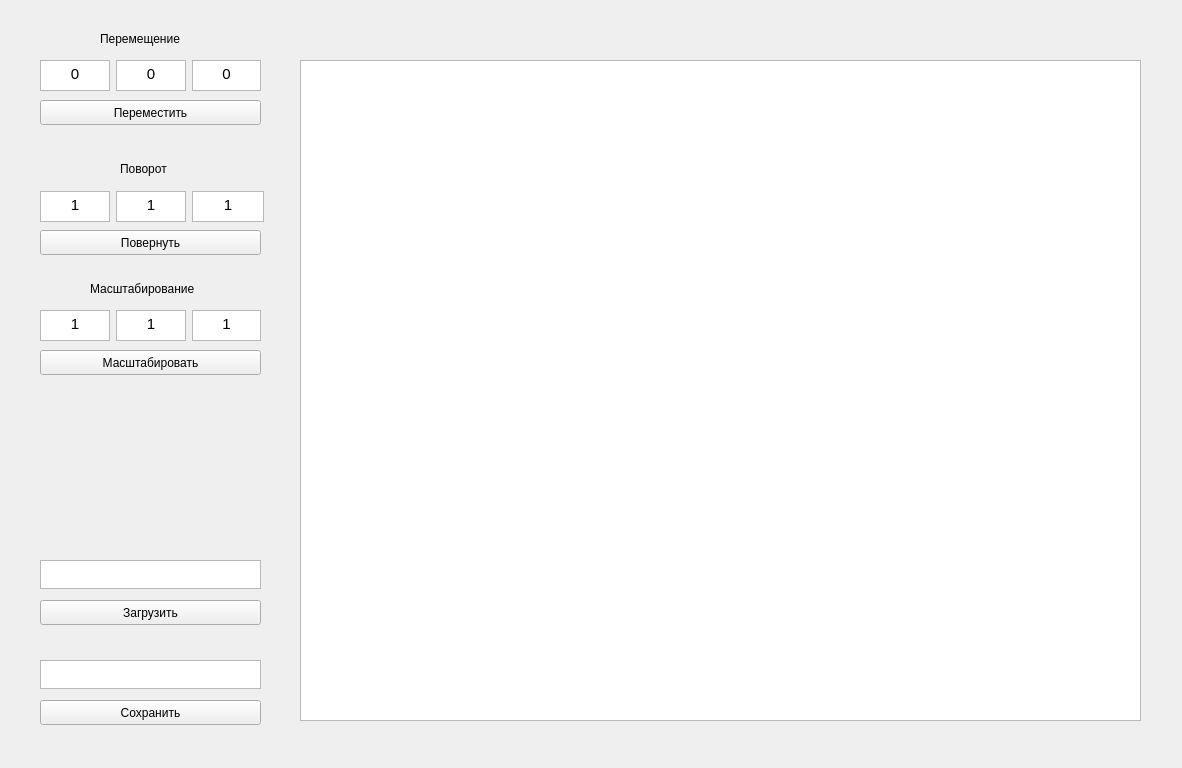
Old version of the form lab_01/mainwindow.ui in the repository Pangolierchick/IU7-OOP.
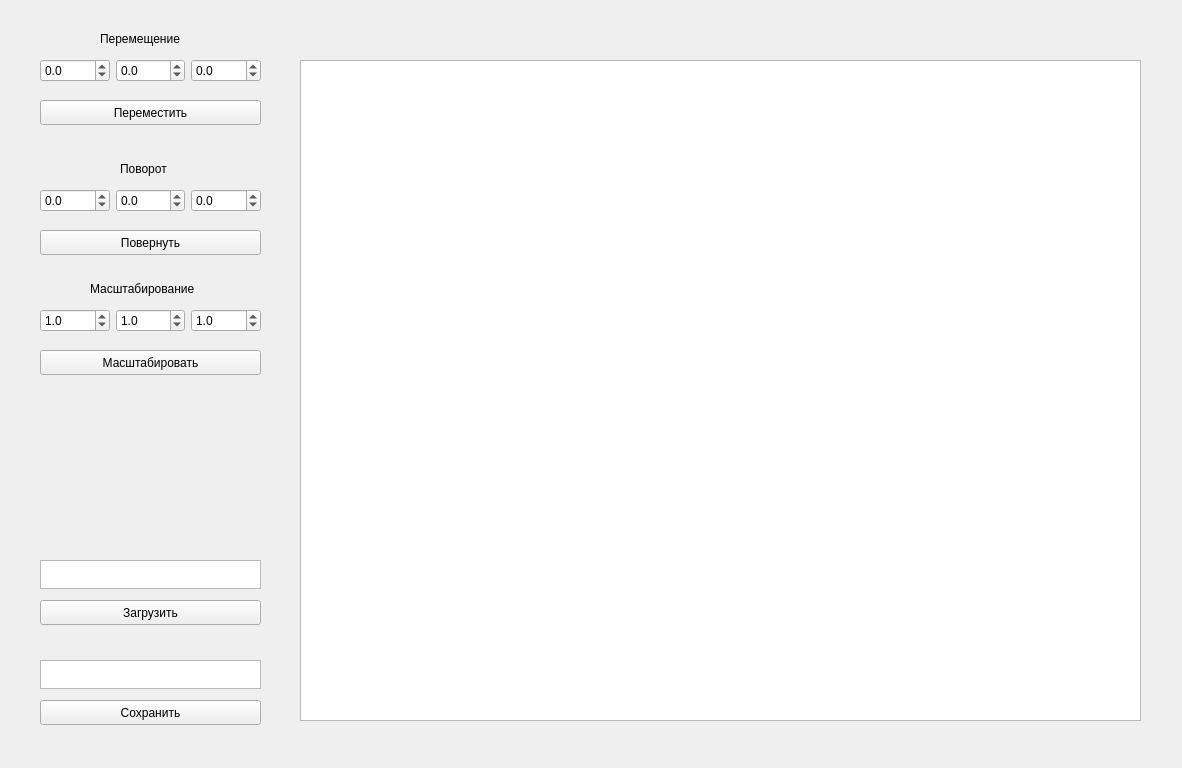
New version of the form.

```diff
--- a/lab_01/mainwindow.ui
+++ b/lab_01/mainwindow.ui
@@ -17,57 +17,6 @@
    <enum>QTabWidget::Rounded</enum>
   </property>
   <widget class="QWidget" name="centralwidget">
-   <widget class="QWidget" name="horizontalLayoutWidget">
-    <property name="geometry">
-     <rect>
-      <x>40</x>
-      <y>60</y>
-      <width>221</width>
-      <height>31</height>
-     </rect>
-    </property>
-    <layout class="QHBoxLayout" name="horizontalLayout">
-     <property name="sizeConstraint">
-      <enum>QLayout::SetDefaultConstraint</enum>
-     </property>
-     <item>
-      <widget class="QTextEdit" name="movexEdit">
-       <property name="frameShadow">
-        <enum>QFrame::Sunken</enum>
-       </property>
-       <property name="html">
-        <string>&lt;!DOCTYPE HTML PUBLIC &quot;-//W3C//DTD HTML 4.0//EN&quot; &quot;http://www.w3.org/TR/REC-html40/strict.dtd&quot;&gt;
-&lt;html&gt;&lt;head&gt;&lt;meta name=&quot;qrichtext&quot; content=&quot;1&quot; /&gt;&lt;style type=&quot;text/css&quot;&gt;
-p, li { white-space: pre-wrap; }
-&lt;/style&gt;&lt;/head&gt;&lt;body style=&quot; font-family:'Ubuntu'; font-size:11pt; font-weight:400; font-style:normal;&quot;&gt;
-&lt;p align=&quot;center&quot; style=&quot; margin-top:0px; margin-bottom:0px; margin-left:0px; margin-right:0px; -qt-block-indent:0; text-indent:0px;&quot;&gt;0&lt;/p&gt;&lt;/body&gt;&lt;/html&gt;</string>
-       </property>
-      </widget>
-     </item>
-     <item>
-      <widget class="QTextEdit" name="moveyEdit">
-       <property name="html">
-        <string>&lt;!DOCTYPE HTML PUBLIC &quot;-//W3C//DTD HTML 4.0//EN&quot; &quot;http://www.w3.org/TR/REC-html40/strict.dtd&quot;&gt;
-&lt;html&gt;&lt;head&gt;&lt;meta name=&quot;qrichtext&quot; content=&quot;1&quot; /&gt;&lt;style type=&quot;text/css&quot;&gt;
-p, li { white-space: pre-wrap; }
-&lt;/style&gt;&lt;/head&gt;&lt;body style=&quot; font-family:'Ubuntu'; font-size:11pt; font-weight:400; font-style:normal;&quot;&gt;
-&lt;p align=&quot;center&quot; style=&quot; margin-top:0px; margin-bottom:0px; margin-left:0px; margin-right:0px; -qt-block-indent:0; text-indent:0px;&quot;&gt;0&lt;/p&gt;&lt;/body&gt;&lt;/html&gt;</string>
-       </property>
-      </widget>
-     </item>
-     <item>
-      <widget class="QTextEdit" name="movezEdit">
-       <property name="html">
-        <string>&lt;!DOCTYPE HTML PUBLIC &quot;-//W3C//DTD HTML 4.0//EN&quot; &quot;http://www.w3.org/TR/REC-html40/strict.dtd&quot;&gt;
-&lt;html&gt;&lt;head&gt;&lt;meta name=&quot;qrichtext&quot; content=&quot;1&quot; /&gt;&lt;style type=&quot;text/css&quot;&gt;
-p, li { white-space: pre-wrap; }
-&lt;/style&gt;&lt;/head&gt;&lt;body style=&quot; font-family:'Ubuntu'; font-size:11pt; font-weight:400; font-style:normal;&quot;&gt;
-&lt;p align=&quot;center&quot; style=&quot; margin-top:0px; margin-bottom:0px; margin-left:0px; margin-right:0px; -qt-block-indent:0; text-indent:0px;&quot;&gt;0&lt;/p&gt;&lt;/body&gt;&lt;/html&gt;</string>
-       </property>
-      </widget>
-     </item>
-    </layout>
-   </widget>
    <widget class="QLabel" name="label">
     <property name="geometry">
      <rect>
@@ -132,12 +81,12 @@
     <property name="geometry">
      <rect>
       <x>40</x>
-      <y>310</y>
+      <y>300</y>
       <width>221</width>
-      <height>31</height>
+      <height>41</height>
      </rect>
     </property>
-    <layout class="QHBoxLayout" name="horizontalLayout_4" stretch="1,1,0">
+    <layout class="QHBoxLayout" name="horizontalLayout_4" stretch="0,0,0">
      <property name="sizeConstraint">
       <enum>QLayout::SetDefaultConstraint</enum>
      </property>
@@ -145,35 +94,41 @@
       <number>0</number>
      </property>
      <item>
-      <widget class="QTextEdit" name="scalexEdit">
-       <property name="html">
-        <string>&lt;!DOCTYPE HTML PUBLIC &quot;-//W3C//DTD HTML 4.0//EN&quot; &quot;http://www.w3.org/TR/REC-html40/strict.dtd&quot;&gt;
-&lt;html&gt;&lt;head&gt;&lt;meta name=&quot;qrichtext&quot; content=&quot;1&quot; /&gt;&lt;style type=&quot;text/css&quot;&gt;
-p, li { white-space: pre-wrap; }
-&lt;/style&gt;&lt;/head&gt;&lt;body style=&quot; font-family:'Ubuntu'; font-size:11pt; font-weight:400; font-style:normal;&quot;&gt;
-&lt;p align=&quot;center&quot; style=&quot; margin-top:0px; margin-bottom:0px; margin-left:0px; margin-right:0px; -qt-block-indent:0; text-indent:0px;&quot;&gt;1&lt;/p&gt;&lt;/body&gt;&lt;/html&gt;</string>
+      <widget class="QDoubleSpinBox" name="scale_x_box">
+       <property name="decimals">
+        <number>1</number>
        </property>
+       <property name="minimum">
+        <double>-100.000000000000000</double>
+       </property>
+       <property name="value">
+        <double>1.000000000000000</double>
+       </property>
       </widget>
      </item>
      <item>
-      <widget class="QTextEdit" name="scaleyEdit">
-       <property name="html">
-        <string>&lt;!DOCTYPE HTML PUBLIC &quot;-//W3C//DTD HTML 4.0//EN&quot; &quot;http://www.w3.org/TR/REC-html40/strict.dtd&quot;&gt;
-&lt;html&gt;&lt;head&gt;&lt;meta name=&quot;qrichtext&quot; content=&quot;1&quot; /&gt;&lt;style type=&quot;text/css&quot;&gt;
-p, li { white-space: pre-wrap; }
-&lt;/style&gt;&lt;/head&gt;&lt;body style=&quot; font-family:'Ubuntu'; font-size:11pt; font-weight:400; font-style:normal;&quot;&gt;
-&lt;p align=&quot;center&quot; style=&quot; margin-top:0px; margin-bottom:0px; margin-left:0px; margin-right:0px; -qt-block-indent:0; text-indent:0px;&quot;&gt;1&lt;/p&gt;&lt;/body&gt;&lt;/html&gt;</string>
+      <widget class="QDoubleSpinBox" name="scale_y_box">
+       <property name="decimals">
+        <number>1</number>
        </property>
+       <property name="minimum">
+        <double>-100.000000000000000</double>
+       </property>
+       <property name="value">
+        <double>1.000000000000000</double>
+       </property>
       </widget>
      </item>
      <item>
-      <widget class="QTextEdit" name="scalezEdit">
-       <property name="html">
-        <string>&lt;!DOCTYPE HTML PUBLIC &quot;-//W3C//DTD HTML 4.0//EN&quot; &quot;http://www.w3.org/TR/REC-html40/strict.dtd&quot;&gt;
-&lt;html&gt;&lt;head&gt;&lt;meta name=&quot;qrichtext&quot; content=&quot;1&quot; /&gt;&lt;style type=&quot;text/css&quot;&gt;
-p, li { white-space: pre-wrap; }
-&lt;/style&gt;&lt;/head&gt;&lt;body style=&quot; font-family:'Ubuntu'; font-size:11pt; font-weight:400; font-style:normal;&quot;&gt;
-&lt;p align=&quot;center&quot; style=&quot; margin-top:0px; margin-bottom:0px; margin-left:0px; margin-right:0px; -qt-block-indent:0; text-indent:0px;&quot;&gt;1&lt;/p&gt;&lt;/body&gt;&lt;/html&gt;</string>
+      <widget class="QDoubleSpinBox" name="scale_z_box">
+       <property name="decimals">
+        <number>1</number>
+       </property>
+       <property name="minimum">
+        <double>-100.000000000000000</double>
+       </property>
+       <property name="value">
+        <double>1.000000000000000</double>
        </property>
       </widget>
      </item>
@@ -307,12 +262,12 @@
     <property name="geometry">
      <rect>
       <x>40</x>
-      <y>191</y>
-      <width>224</width>
-      <height>31</height>
+      <y>180</y>
+      <width>221</width>
+      <height>41</height>
      </rect>
     </property>
-    <layout class="QHBoxLayout" name="horizontalLayout_5" stretch="1,1,0">
+    <layout class="QHBoxLayout" name="horizontalLayout_7" stretch="0,0,0">
      <property name="sizeConstraint">
       <enum>QLayout::SetDefaultConstraint</enum>
      </property>
@@ -320,35 +275,89 @@
       <number>0</number>
      </property>
      <item>
-      <widget class="QTextEdit" name="rotatexEdit">
-       <property name="html">
-        <string>&lt;!DOCTYPE HTML PUBLIC &quot;-//W3C//DTD HTML 4.0//EN&quot; &quot;http://www.w3.org/TR/REC-html40/strict.dtd&quot;&gt;
-&lt;html&gt;&lt;head&gt;&lt;meta name=&quot;qrichtext&quot; content=&quot;1&quot; /&gt;&lt;style type=&quot;text/css&quot;&gt;
-p, li { white-space: pre-wrap; }
-&lt;/style&gt;&lt;/head&gt;&lt;body style=&quot; font-family:'Ubuntu'; font-size:11pt; font-weight:400; font-style:normal;&quot;&gt;
-&lt;p align=&quot;center&quot; style=&quot; margin-top:0px; margin-bottom:0px; margin-left:0px; margin-right:0px; -qt-block-indent:0; text-indent:0px;&quot;&gt;1&lt;/p&gt;&lt;/body&gt;&lt;/html&gt;</string>
+      <widget class="QDoubleSpinBox" name="rotate_x_box">
+       <property name="decimals">
+        <number>1</number>
        </property>
+       <property name="minimum">
+        <double>-100.000000000000000</double>
+       </property>
+       <property name="maximum">
+        <double>360.000000000000000</double>
+       </property>
       </widget>
      </item>
      <item>
-      <widget class="QTextEdit" name="rotateyEdit">
-       <property name="html">
-        <string>&lt;!DOCTYPE HTML PUBLIC &quot;-//W3C//DTD HTML 4.0//EN&quot; &quot;http://www.w3.org/TR/REC-html40/strict.dtd&quot;&gt;
-&lt;html&gt;&lt;head&gt;&lt;meta name=&quot;qrichtext&quot; content=&quot;1&quot; /&gt;&lt;style type=&quot;text/css&quot;&gt;
-p, li { white-space: pre-wrap; }
-&lt;/style&gt;&lt;/head&gt;&lt;body style=&quot; font-family:'Ubuntu'; font-size:11pt; font-weight:400; font-style:normal;&quot;&gt;
-&lt;p align=&quot;center&quot; style=&quot; margin-top:0px; margin-bottom:0px; margin-left:0px; margin-right:0px; -qt-block-indent:0; text-indent:0px;&quot;&gt;1&lt;/p&gt;&lt;/body&gt;&lt;/html&gt;</string>
+      <widget class="QDoubleSpinBox" name="rotate_y_box">
+       <property name="decimals">
+        <number>1</number>
        </property>
+       <property name="minimum">
+        <double>-100.000000000000000</double>
+       </property>
+       <property name="maximum">
+        <double>360.000000000000000</double>
+       </property>
       </widget>
      </item>
      <item>
-      <widget class="QTextEdit" name="rotatezEdit">
-       <property name="html">
-        <string>&lt;!DOCTYPE HTML PUBLIC &quot;-//W3C//DTD HTML 4.0//EN&quot; &quot;http://www.w3.org/TR/REC-html40/strict.dtd&quot;&gt;
-&lt;html&gt;&lt;head&gt;&lt;meta name=&quot;qrichtext&quot; content=&quot;1&quot; /&gt;&lt;style type=&quot;text/css&quot;&gt;
-p, li { white-space: pre-wrap; }
-&lt;/style&gt;&lt;/head&gt;&lt;body style=&quot; font-family:'Ubuntu'; font-size:11pt; font-weight:400; font-style:normal;&quot;&gt;
-&lt;p align=&quot;center&quot; style=&quot; margin-top:0px; margin-bottom:0px; margin-left:0px; margin-right:0px; -qt-block-indent:0; text-indent:0px;&quot;&gt;1&lt;/p&gt;&lt;/body&gt;&lt;/html&gt;</string>
+      <widget class="QDoubleSpinBox" name="rotate_z_box">
+       <property name="decimals">
+        <number>1</number>
+       </property>
+       <property name="minimum">
+        <double>-100.000000000000000</double>
+       </property>
+       <property name="maximum">
+        <double>360.000000000000000</double>
+       </property>
+      </widget>
+     </item>
+    </layout>
+   </widget>
+   <widget class="QWidget" name="horizontalLayoutWidget_5">
+    <property name="geometry">
+     <rect>
+      <x>40</x>
+      <y>50</y>
+      <width>221</width>
+      <height>41</height>
+     </rect>
+    </property>
+    <layout class="QHBoxLayout" name="horizontalLayout_8" stretch="0,0,0">
+     <property name="sizeConstraint">
+      <enum>QLayout::SetDefaultConstraint</enum>
+     </property>
+     <property name="leftMargin">
+      <number>0</number>
+     </property>
+     <item>
+      <widget class="QDoubleSpinBox" name="move_x_box">
+       <property name="decimals">
+        <number>1</number>
+       </property>
+       <property name="minimum">
+        <double>-100.000000000000000</double>
+       </property>
+      </widget>
+     </item>
+     <item>
+      <widget class="QDoubleSpinBox" name="move_y_box">
+       <property name="decimals">
+        <number>1</number>
+       </property>
+       <property name="minimum">
+        <double>-100.000000000000000</double>
+       </property>
+      </widget>
+     </item>
+     <item>
+      <widget class="QDoubleSpinBox" name="move_z_box">
+       <property name="decimals">
+        <number>1</number>
+       </property>
+       <property name="minimum">
+        <double>-100.000000000000000</double>
        </property>
       </widget>
      </item>
```
Left out of the diff: 8 changed lines with no effect on the pictures.
